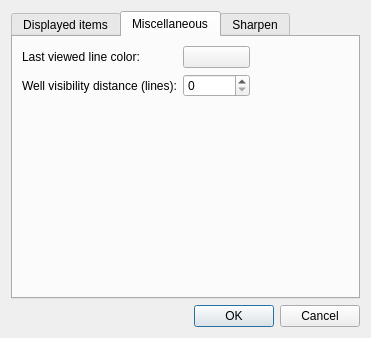
Old version of the form GridUI/displayoptionsdialog.ui in the repository fsoos74/su.
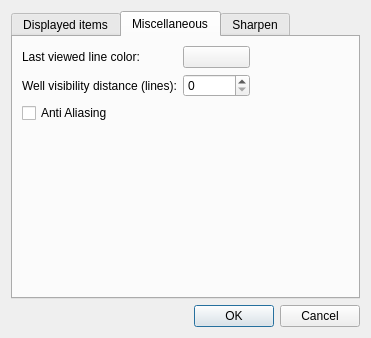
New version of the form. The open tabs and pages were chosen to show the change. Custom widgets are drawn as their Qt base class.

Diff of the .ui file:
```diff
--- a/GridUI/displayoptionsdialog.ui
+++ b/GridUI/displayoptionsdialog.ui
@@ -129,6 +129,13 @@
            </property>
           </spacer>
          </item>
+         <item row="2" column="0">
+          <widget class="QCheckBox" name="cbAntiAliasing">
+           <property name="text">
+            <string>Anti Aliasing</string>
+           </property>
+          </widget>
+         </item>
         </layout>
        </item>
        <item>
```
